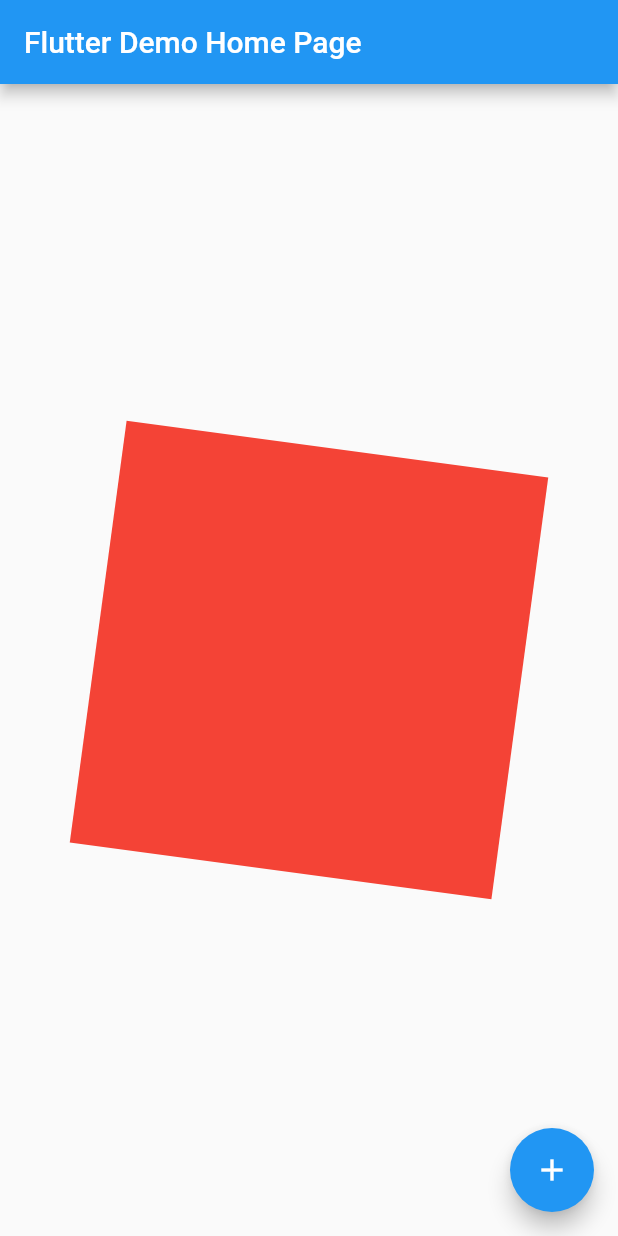
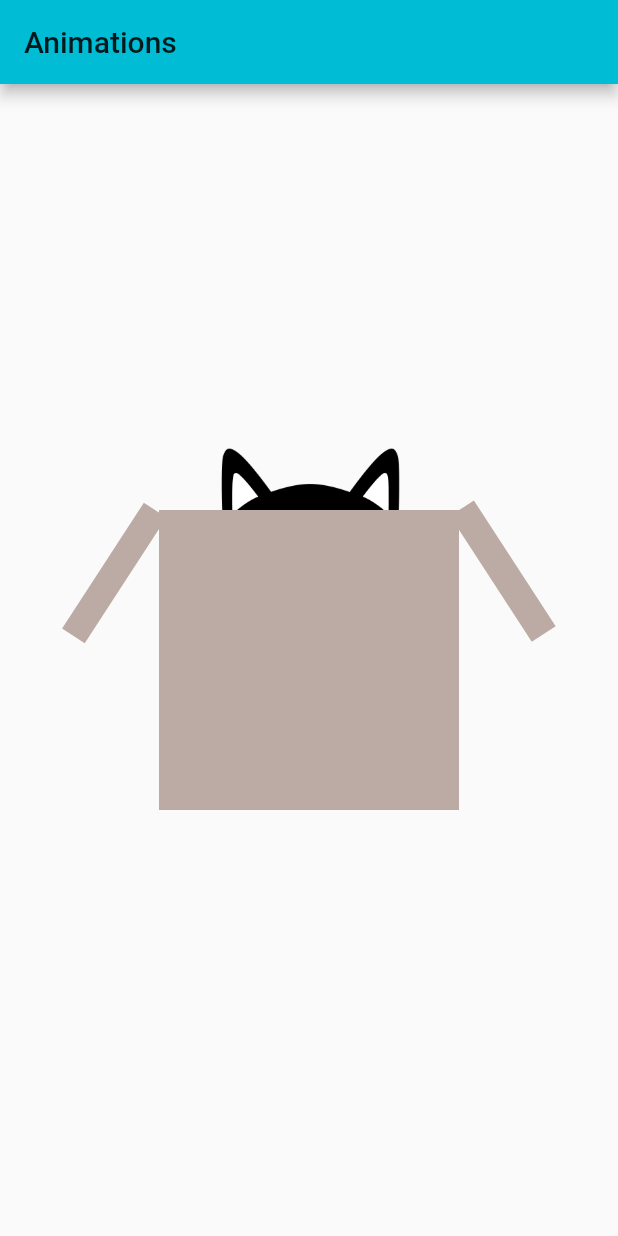
Before and after one commit to meena108/animation_flutter, a Flutter app: the screen it shows after launch, on a phone screen of 412 x 824 dp. Run offline on Flutter 3.47's test engine with Material 2 defaults, Android fonts, the phone set to English and light mode, and no system bars.

Commit message:
Animation cat done with box animation

```diff
--- a/lib/main.dart
+++ b/lib/main.dart
@@ -1,74 +1,162 @@
+import 'dart:math' as Math;
+import 'package:animations/widgets/cat.dart';
 import 'package:flutter/material.dart';
+import 'package:flutter/rendering.dart';
+
+
 
 void main() {
+  debugPaintSizeEnabled = false;
   runApp(MyApp());
 }
-
 class MyApp extends StatelessWidget {
   // This widget is the root of your application.
   @override
   Widget build(BuildContext context) {
     return MaterialApp(
-      title: 'Flutter Demo',
+      title: 'Animation',
       theme: ThemeData(
-        primarySwatch: Colors.blue,
+        primarySwatch: Colors.cyan,
       ),
-      home: MyHomePage(title: 'Flutter Demo Home Page'),
+      home: MyHomePage(title: 'Animations'),
     );
   }
 }
-
 class MyHomePage extends StatefulWidget {
-  MyHomePage({Key key, this.title}) : super(key: key);
-  final String title;
-
+  MyHomePage({Key? key, this.title}) : super(key: key);
+  final String? title;
   @override
   _MyHomePageState createState() => _MyHomePageState();
 }
+class _MyHomePageState extends State<MyHomePage> with TickerProviderStateMixin {
 
-class _MyHomePageState extends State<MyHomePage>
-    with SingleTickerProviderStateMixin {
-  Future<void> _incrementCounter() async {}
-  Animation<double> animation;
-  AnimationController controller;
+  late AnimationController catController =
+  AnimationController(duration: Duration(seconds: 3), vsync: this);
 
-  @override
-  void initState() {
-    super.initState();
-    controller =
-        AnimationController(duration: Duration(seconds: 1), vsync: this);
-    animation = CurvedAnimation(curve: Curves.easeInOut, parent: controller);
-    controller.repeat();
-  }
+  late Animation<double> catAnimation =
+  Tween<double> (begin: -45, end: -80).animate(
+      CurvedAnimation(
+        curve: Curves.easeInOut,
+        parent: catController,
+        reverseCurve: Curves.easeIn,
+      )
+  );
+  late AnimationController handController = AnimationController(
+    vsync: this,
+    duration: Duration(milliseconds: 400),
+  )..forward();
+  late Animation<double> handAnimation = Tween<double>(begin: Math.pi * 2/3, end: Math.pi * 3/4)
+      .animate(CurvedAnimation(parent: handController, curve: Curves.bounceIn),)
+    ..addStatusListener((status) {
+      if(status == AnimationStatus.dismissed) {
+        handController.forward();
+      }else if(status == AnimationStatus.completed){
+        handController.reverse();
+      }
+    });
 
+  // @override
+  // void initState(){
+  //   super.initState();
+  //   catController!.forward();
+  // }
   @override
   Widget build(BuildContext context) {
     return Scaffold(
       appBar: AppBar(
-        title: Text(widget.title),
+        title: Text(widget.title!),
       ),
       body: Center(
-        child: Column(
-          mainAxisAlignment: MainAxisAlignment.center,
-          children: <Widget>[
-            FadeTransition(
-              opacity: Tween<double>(begin: 4, end: 1).animate(animation),
-              child: RotationTransition(
-                turns: Tween<double>(begin: 0, end: 44 / 7).animate(animation),
-                child: ScaleTransition(
-                  alignment: Alignment.center,
-                  child: Container(width: 100, height: 100, color: Colors.red),
-                  scale: Tween<double>(begin: 1, end: 3).animate(animation),
-                ),
-              ),
-            )
-          ],
+        child: InkWell(
+          child: Stack(
+            clipBehavior: Clip.none,
+            children: [
+              _buildCatAnimation(),
+              _buildBox(),
+              _buildLeftHand(),
+              _buildRightHand(),
+            ],
+          ),
+          onTap: onTap,
         ),
       ),
-      floatingActionButton: FloatingActionButton(
-        onPressed: _incrementCounter,
-        tooltip: 'Increment',
-        child: Icon(Icons.add),
+    );
+  }
+
+  Widget _buildBox() {
+    return Container(
+      width: 200,
+      height: 200,
+      color: Colors.brown.shade200,
+    );
+  }
+  Widget _buildCatAnimation(){
+    return AnimatedBuilder(
+      animation: catAnimation,
+      builder: (BuildContext context, Widget? child){
+        return Positioned(
+          top: catAnimation.value,
+          left: 0,
+          right: 0,
+          child: child!,
+        );
+      },
+      child: Cat(),
+    );
+  }
+
+  void onTap() {
+    if(catAnimation.status == AnimationStatus.dismissed ||
+        catAnimation.status == AnimationStatus.reverse) {
+      catController.forward();
+      handController.stop();
+    }else if(catAnimation.status == AnimationStatus.completed ||
+        catAnimation.status == AnimationStatus.forward ){
+      catController.reverse();
+      // handController.reset();
+
+    }
+  }
+  Widget _buildLeftHand() {
+    return Positioned(
+      left: 5,
+      top: 5,
+      child: AnimatedBuilder(
+        animation: handAnimation,
+        builder: (context, Widget? child) {
+          return Transform.rotate(
+            angle: handAnimation.value,
+            alignment: Alignment.topLeft,
+            origin: Offset(0,0),
+            child:child,
+          );
+        },
+        child: Container(
+          width: 100,
+          height: 18,
+          color: Colors.brown.shade200,
+        ),
+      ),
+    );
+  }
+  Widget _buildRightHand() {
+    return Positioned(
+      right: 6,
+      top: 4,
+      child: AnimatedBuilder(
+        animation: handAnimation,
+        builder: (context, Widget? child) {
+          return Transform.rotate(
+            angle: -handAnimation.value,
+            alignment: Alignment.topRight,
+            child:child,
+          );
+        },
+        child: Container(
+          width: 100,
+          height: 19,
+          color: Colors.brown.shade200,
+        ),
       ),
     );
   }
--- /dev/null
+++ b/lib/widgets/cat.dart
@@ -0,0 +1,9 @@
+import 'package:flutter/material.dart';
+
+class Cat extends StatelessWidget {
+  const Cat ({Key? key}) : super(key: key);
+  @override
+  Widget build(BuildContext context) {
+    return Image.asset("assets/images/Cat.png");
+  }
+}
```
Also changed, not shown: pubspec.yaml (+4 -4 lines), assets/images/Cat.png (added).
